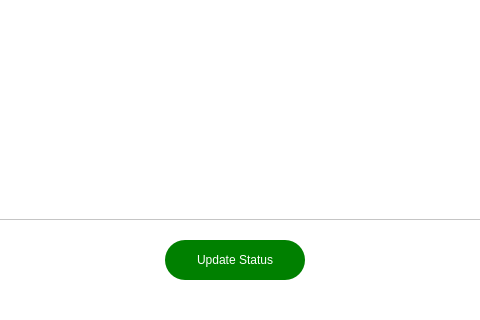
Before: the Qt Designer form admin/updateDeliveryWindow.ui in JLBartz/CharityLink, drawn with Qt 5; both pictures show x 185 to 665 and y 180 to 500 of the 800 by 500 pixel window.
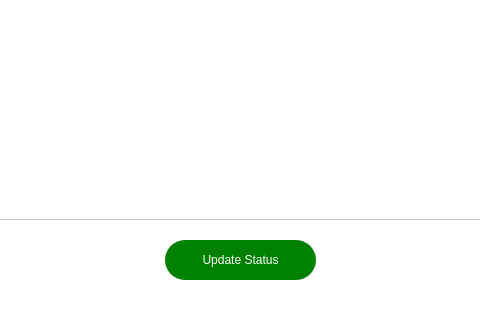
After: the same form once the commit is applied.

Diff of the .ui file:
```diff
--- a/admin/updateDeliveryWindow.ui
+++ b/admin/updateDeliveryWindow.ui
@@ -54,7 +54,7 @@
     <rect>
      <x>350</x>
      <y>420</y>
-     <width>140</width>
+     <width>151</width>
      <height>40</height>
     </rect>
    </property>
```
Left out of the diff: 5 changed lines with no effect on the pictures.
